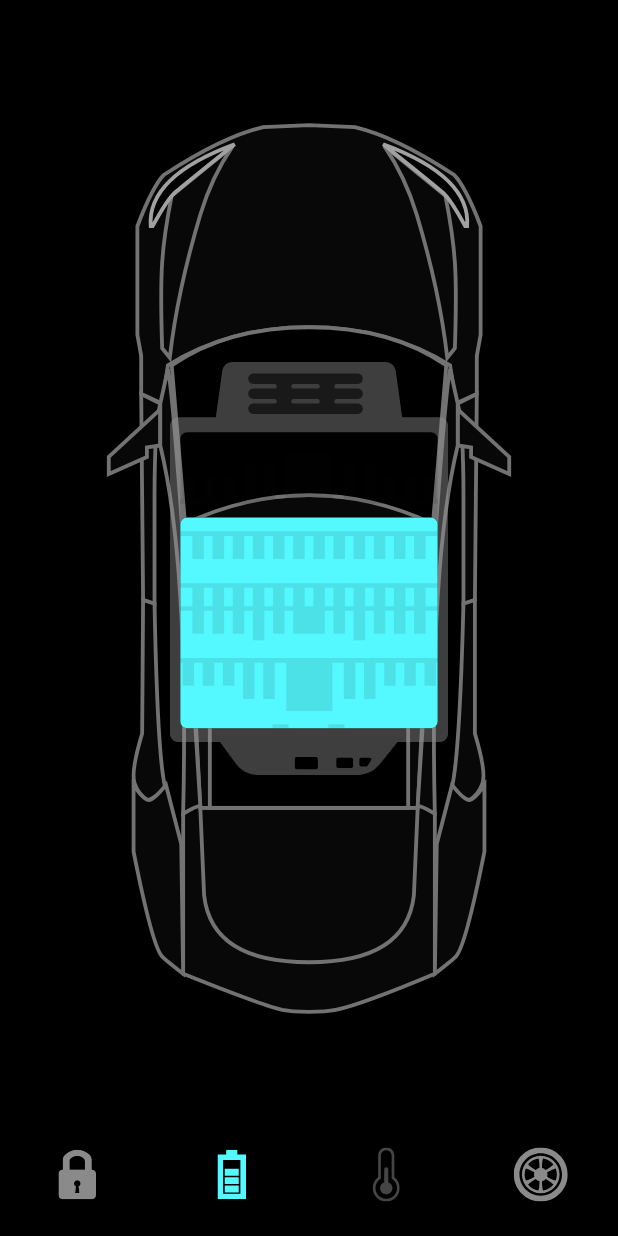
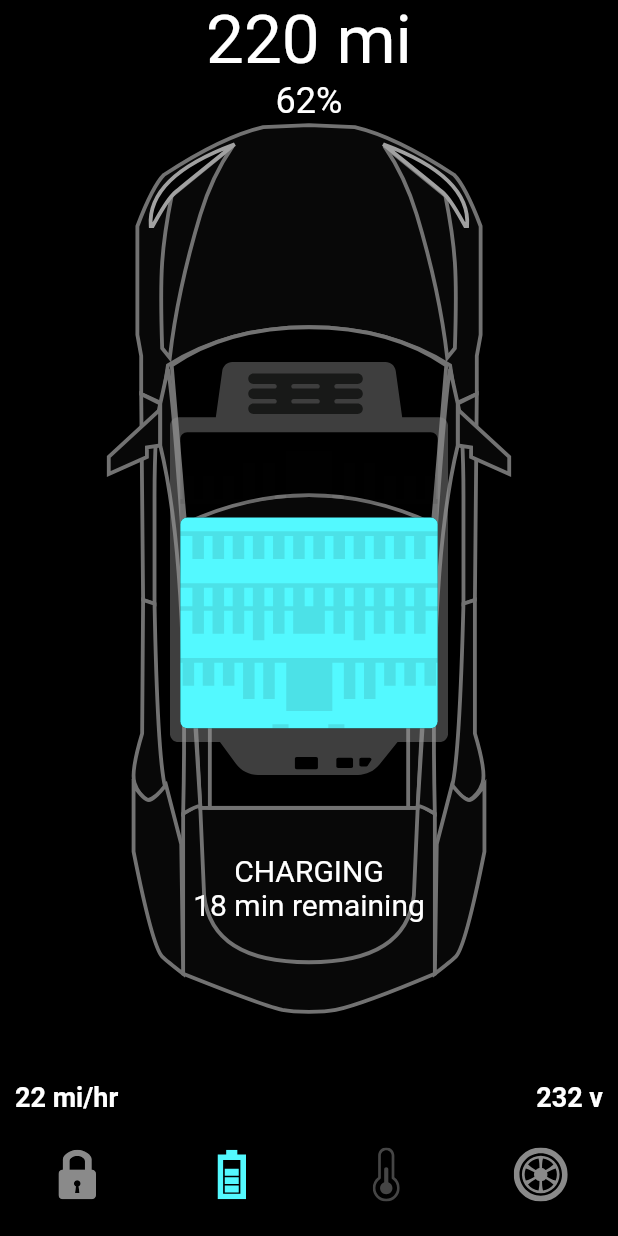
Before and after one commit to ashimMarch/animated_car_flutter, a Flutter app: the screen it shows after launch, item 2 of the bottom bar chosen, on a phone screen of 412 x 824 dp. Run offline on Flutter 3.47's test engine with Material 2 defaults, Android fonts, the light colour scheme and no system bars; our stand-ins replace flutter_svg.

Commit message:
animation to the labels in the Battery are all finished
Before giving transiton (Need small transition)

```diff
--- /dev/null
+++ b/lib/components/battery_status.dart
@@ -0,0 +1,51 @@
+
+import 'package:animated_car/constants.dart';
+import 'package:flutter/material.dart';
+
+class BatteryStatus extends StatelessWidget {
+  const BatteryStatus({
+    Key? key, required this.constrains,
+  }) : super(key: key);
+
+  final BoxConstraints constrains;
+
+  @override
+  Widget build(BuildContext context) {
+    return Column(
+      children: [
+        Text(
+          "220 mi",
+          style: Theme.of(context).textTheme.headline3!.copyWith(color: Colors.white),
+        ),
+        const Text(
+          '62%',
+          style: TextStyle(fontSize: 24),
+        ),
+        const Spacer(),
+        const Text(
+          'CHARGING',
+          style: TextStyle(fontSize: 20),
+        ),
+        const Text(
+          '18 min remaining',
+          style: TextStyle(fontSize: 20),
+        ),
+        SizedBox(height: constrains.maxHeight*0.14),
+        Padding(
+          padding: const EdgeInsets.symmetric(horizontal: 10),
+          child: DefaultTextStyle(
+            style: const TextStyle(fontSize: 18,fontWeight: FontWeight.bold,),
+            child: Row(
+              mainAxisAlignment: MainAxisAlignment.spaceBetween,
+              children: const [
+                Text('22 mi/hr'),
+                Text('232 v'),
+              ],
+            ),
+          ),
+        ),
+        const SizedBox(height: defaultPadding),
+      ],
+    );
+  }
+}
--- a/lib/screens/home_screen.dart
+++ b/lib/screens/home_screen.dart
@@ -1,3 +1,4 @@
+import 'package:animated_car/components/battery_status.dart';
 import 'package:animated_car/components/door_lock.dart';
 import 'package:animated_car/components/tesla_bottom_navigationbar.dart';
 import 'package:animated_car/constants.dart';
@@ -6,7 +7,7 @@ import 'package:flutter/material.dart';
 import 'package:flutter_svg/flutter_svg.dart';
 
 class HomeScreen extends StatefulWidget {
-  HomeScreen({super.key});
+  const HomeScreen({super.key});
 
   @override
   State<HomeScreen> createState() => _HomeScreenState();
@@ -17,6 +18,7 @@ class _HomeScreenState extends State<HomeScreen> with SingleTickerProviderStateM
 
   late AnimationController _batteryAnimationController;
   late Animation<double> _animationBattery;
+  late Animation<double> _animationBatteryStatus;
 
   void setupBatteryAnimation(){
     _batteryAnimationController = AnimationController(
@@ -25,9 +27,16 @@ class _HomeScreenState extends State<HomeScreen> with SingleTickerProviderStateM
     );
     _animationBattery = CurvedAnimation(
       parent: _batteryAnimationController,
-      // so this animation start at 0 and end on half
-      // means after 300 milliseconds [total duration is 600]
+      // Here the animaion end on 0.5
+      // it ends on 300 milliseconds
       curve: const Interval(0.0, 0.5),
+    );
+    _animationBatteryStatus = CurvedAnimation(
+      parent: _batteryAnimationController,
+      // After a delay we start the animation
+      // after 60 millisecons delay it start
+      // so it start at 360 and end on 600 milliseconds
+      curve: const Interval(0.6, 1)
     );
   }
   @override
@@ -47,7 +56,6 @@ class _HomeScreenState extends State<HomeScreen> with SingleTickerProviderStateM
     return AnimatedBuilder(
       animation: Listenable.merge([_controller,_batteryAnimationController]),
       builder: (context, _) {
-        print('${_animationBattery.value} \n');
         return Scaffold(
           bottomNavigationBar: TeslaBottomNavigationBar(
             selectedTab: _controller.selectedBottomTab,
@@ -122,6 +130,8 @@ class _HomeScreenState extends State<HomeScreen> with SingleTickerProviderStateM
                         ),
                       ),
                     ),
+
+                    // Battery
                     Opacity(
                       opacity: _animationBattery.value,
                       child: SvgPicture.asset(
@@ -129,6 +139,10 @@ class _HomeScreenState extends State<HomeScreen> with SingleTickerProviderStateM
                         width: constrains.maxWidth*0.45,
                       ),
                     ),
+                    Opacity(
+                      opacity: _animationBatteryStatus.value,
+                      child: BatteryStatus(constrains: constrains,),
+                    )
                   ],
                 );
               }
```
